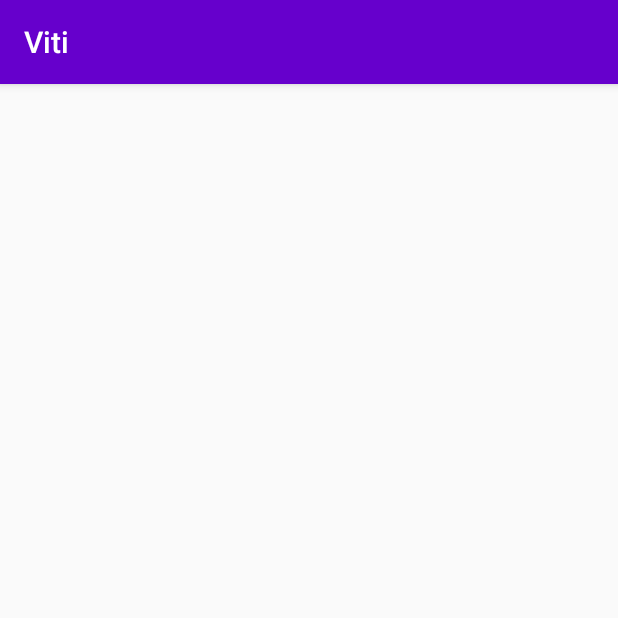
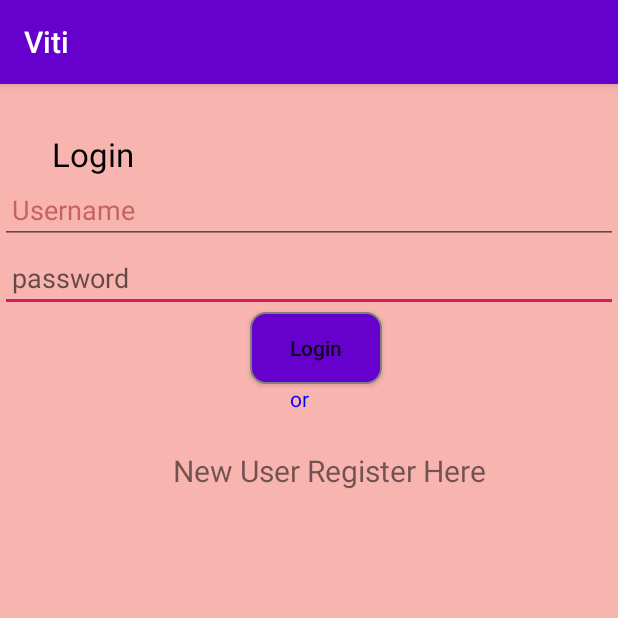
Before and after one commit to Darshpreet2000/VitiNew, an Android app: the fragment Logout shown on its own in the app's theme, on a phone screen of 412 x 824 dp, the top half of it. Run offline under Robolectric (Android 15) with nearby library versions, the phone set to English and light mode, and no system bars.

Commit message:
login and register new user activity added
login and register new user activity added

```diff
--- a/app/src/main/AndroidManifest.xml
+++ b/app/src/main/AndroidManifest.xml
@@ -9,6 +9,8 @@
         android:roundIcon="@mipmap/ic_launcher_round"
         android:supportsRtl="true"
         android:theme="@style/AppTheme">
+        <activity android:name=".Register"></activity>
+        <activity android:name=".Login_activity" />
         <activity
             android:name=".MainActivity"
             android:label="@string/app_name"
--- a/app/src/main/java/com/example/myapplication/ui/Logout.java
+++ b/app/src/main/java/com/example/myapplication/ui/Logout.java
@@ -26,7 +26,7 @@ public class Logout extends Fragment {
     public View onCreateView(LayoutInflater inflater, ViewGroup container,
                              Bundle savedInstanceState) {
         // Inflate the layout for this fragment
-        return inflater.inflate(R.layout.fragment_logout, container, false);
+        return inflater.inflate(R.layout.activity_login_activity, container, false);
     }
 
 }
--- /dev/null
+++ b/app/src/main/res/layout/activity_login_activity.xml
@@ -0,0 +1,83 @@
+<?xml version="1.0" encoding="utf-8"?>
+<androidx.constraintlayout.widget.ConstraintLayout xmlns:android="http://schemas.android.com/apk/res/android"
+    xmlns:app="http://schemas.android.com/apk/res-auto"
+    xmlns:tools="http://schemas.android.com/tools"
+    android:layout_width="match_parent"
+    android:layout_height="match_parent"
+    android:background="#61F44336"
+    tools:context=".Login_activity">
+
+    <TextView
+        android:id="@+id/textView6"
+        android:layout_width="52dp"
+        android:layout_height="44dp"
+        android:text="or"
+        android:textColor="@color/blue"
+        app:layout_constraintEnd_toEndOf="parent"
+        app:layout_constraintHorizontal_bias="0.526"
+        app:layout_constraintStart_toStartOf="@+id/password"
+        app:layout_constraintTop_toBottomOf="@+id/button2" />
+
+    <EditText
+        android:id="@+id/password"
+        android:layout_width="match_parent"
+        android:layout_height="wrap_content"
+        android:ems="10"
+        android:hint="password"
+        android:inputType="textPassword"
+        android:paddingLeft="8dp"
+        app:layout_constraintEnd_toEndOf="parent"
+        app:layout_constraintStart_toStartOf="@+id/username"
+        app:layout_constraintTop_toBottomOf="@+id/username" />
+
+    <TextView
+        android:id="@+id/textView3"
+        android:layout_width="wrap_content"
+        android:layout_height="wrap_content"
+        android:layout_marginTop="32dp"
+        android:layout_marginEnd="288dp"
+        android:text="Login"
+        android:textColor="#000000"
+        android:textSize="22sp"
+        app:layout_constraintEnd_toEndOf="parent"
+        app:layout_constraintStart_toStartOf="parent"
+        app:layout_constraintTop_toTopOf="parent" />
+
+    <EditText
+        android:id="@+id/username"
+        android:layout_width="match_parent"
+        android:layout_height="wrap_content"
+        android:ems="10"
+        android:hint="Username"
+        android:inputType="textPersonName"
+        android:paddingLeft="8dp"
+        android:textColorHint="#C1B44949"
+        app:layout_constraintEnd_toEndOf="parent"
+        app:layout_constraintStart_toStartOf="@+id/textView3"
+        app:layout_constraintTop_toBottomOf="@+id/textView3" />
+
+    <TextView
+        android:id="@+id/textView7"
+        android:layout_width="wrap_content"
+        android:layout_height="wrap_content"
+        android:onClick="Register"
+        android:text="New User Register Here"
+        android:textSize="20sp"
+        app:layout_constraintBottom_toBottomOf="parent"
+        app:layout_constraintEnd_toEndOf="@+id/textView6"
+        app:layout_constraintStart_toStartOf="@+id/textView6"
+        app:layout_constraintTop_toBottomOf="@+id/textView6"
+        app:layout_constraintVertical_bias="0.0" />
+
+    <Button
+        android:id="@+id/button2"
+        android:layout_width="wrap_content"
+        android:layout_height="wrap_content"
+        android:background="@drawable/frapp_profile_button"
+        android:onClick="Loginhere"
+        android:text="Login"
+        android:textAllCaps="false"
+        app:layout_constraintEnd_toEndOf="parent"
+        app:layout_constraintStart_toStartOf="@+id/password"
+        app:layout_constraintTop_toBottomOf="@+id/password" />
+</androidx.constraintlayout.widget.ConstraintLayout>
```
Also changed, not shown: app/src/main/java/com/example/myapplication/Login_activity.java (added, +34 -0 lines), app/src/main/java/com/example/myapplication/MainActivity.java (+52 -9 lines), app/src/main/java/com/example/myapplication/Register.java (added, +14 -0 lines), app/src/main/res/layout/activity_register.xml (added, +19 -0 lines).
